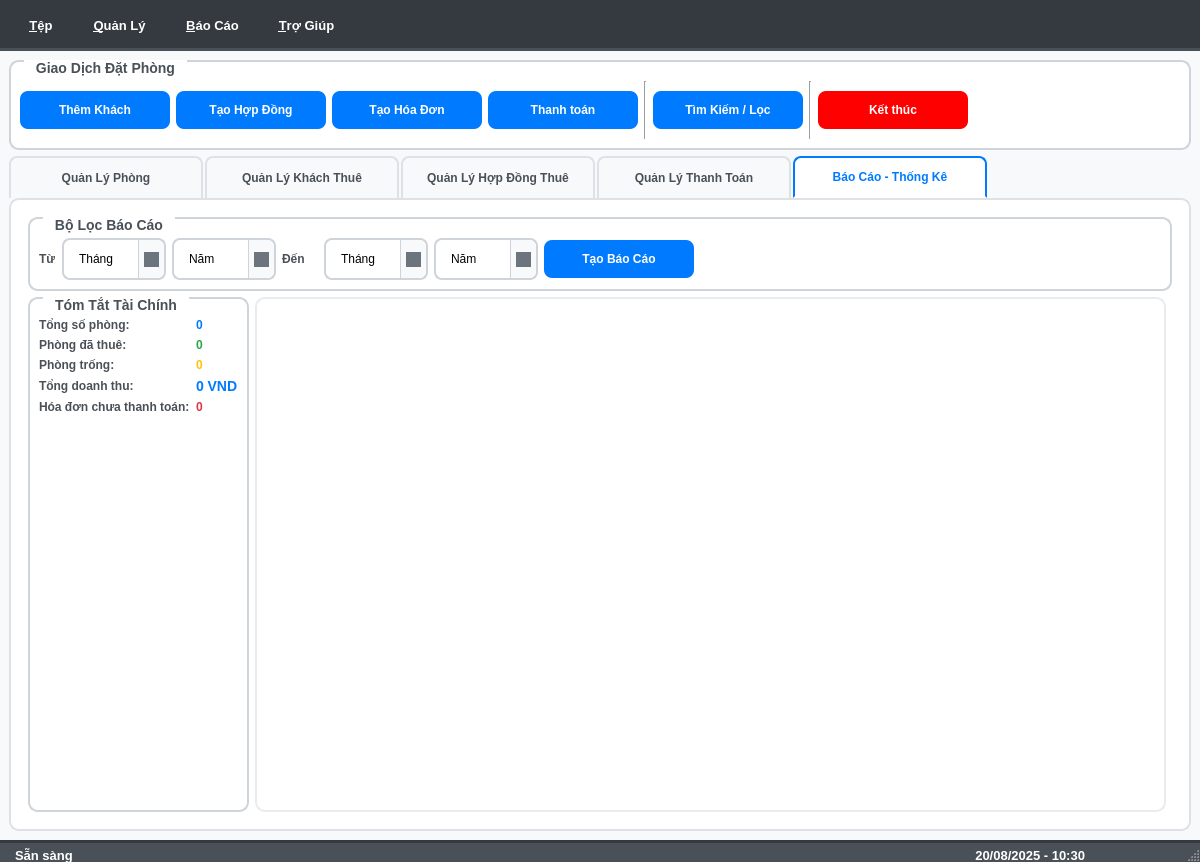
The window that ui/design/admin_main.ui (huymatthew/PBL02) describes before a commit, drawn with Qt 5.
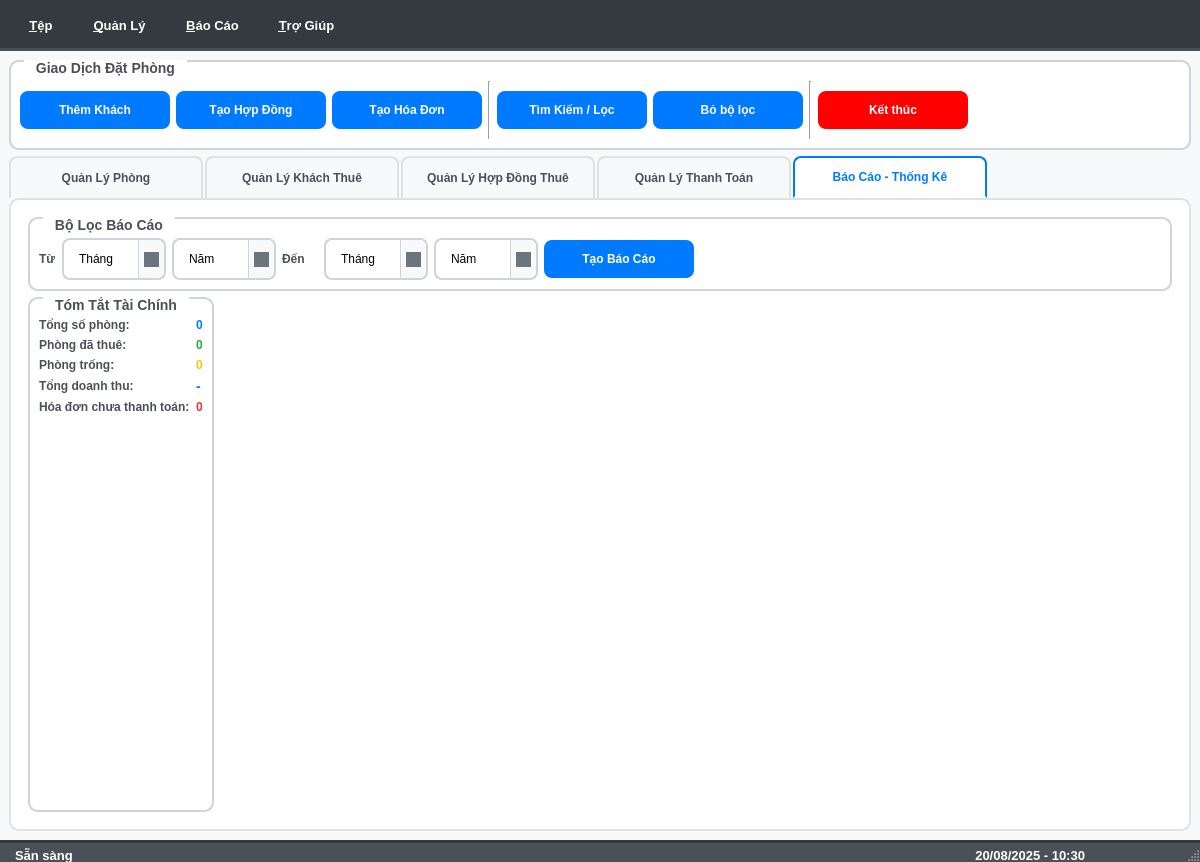
The same window after the commit. The open tabs and pages were chosen to show the change. Icons and pictures are not drawn. Custom widgets are drawn as their Qt base class.

Commit message: feat: Pie Chart and very much things

Diff of the .ui file:
```diff
--- a/ui/design/admin_main.ui
+++ b/ui/design/admin_main.ui
@@ -437,13 +437,6 @@
          </property>
         </widget>
        </item>
-       <item>
-        <widget class="QPushButton" name="pushButton_2">
-         <property name="text">
-          <string>Thanh toán</string>
-         </property>
-        </widget>
-       </item>
        <item>
         <widget class="Line" name="line">
          <property name="orientation">
@@ -458,6 +451,13 @@
          </property>
         </widget>
        </item>
+       <item>
+        <widget class="QPushButton" name="refreshBtn">
+         <property name="text">
+          <string>Bỏ bộ lọc</string>
+         </property>
+        </widget>
+       </item>
        <item>
         <widget class="Line" name="line_2">
          <property name="orientation">
@@ -1528,7 +1528,7 @@
                 <string notr="true">font-weight: bold; color: #007bff; font-size: 14px;</string>
                </property>
                <property name="text">
-                <string>0 VND</string>
+                <string>-</string>
                </property>
               </widget>
              </item>
@@ -1553,20 +1553,24 @@
            </widget>
           </item>
           <item>
-           <widget class="QTableView" name="reportsTableView">
-            <property name="alternatingRowColors">
-             <bool>true</bool>
-            </property>
-            <property name="selectionBehavior">
-             <enum>QAbstractItemView::SelectRows</enum>
-            </property>
-            <property name="sortingEnabled">
-             <bool>true</bool>
+           <widget class="QtCharts::QChartView" name="piechart" native="true">
+            <property name="sizePolicy">
+             <sizepolicy hsizetype="Expanding" vsizetype="Expanding">
+              <horstretch>0</horstretch>
+              <verstretch>0</verstretch>
+             </sizepolicy>
             </property>
            </widget>
           </item>
           <item>
-           <widget class="QtCharts::QChartView" name="chartView" native="true"/>
+           <widget class="QtCharts::QChartView" name="chartView" native="true">
+            <property name="sizePolicy">
+             <sizepolicy hsizetype="Expanding" vsizetype="Expanding">
+              <horstretch>0</horstretch>
+              <verstretch>0</verstretch>
+             </sizepolicy>
+            </property>
+           </widget>
           </item>
          </layout>
         </item>
```
Left out of the diff: 48 changed lines with no effect on the pictures. The commit also changes 24 other files.
